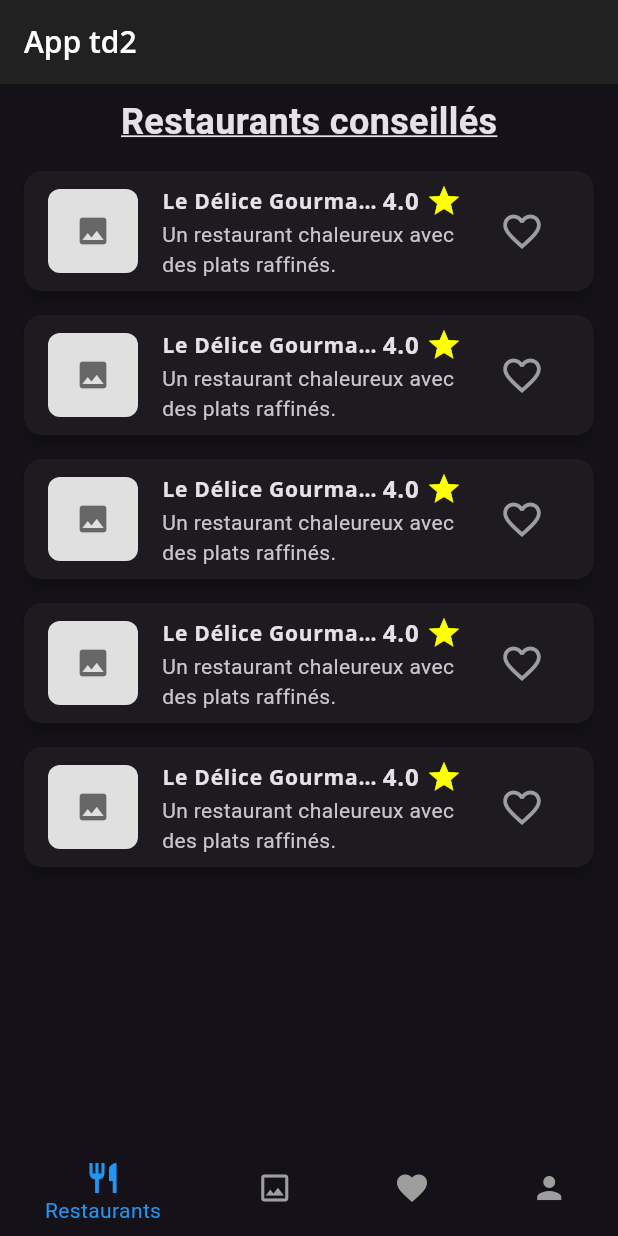
After one commit to Emir-de-la-moquette/SAE-Restaurant-Mobile, a Flutter app: the ListeResto screen opened by its route, on a phone screen of 412 x 824 dp. The commit adds this screen. Run offline on Flutter 3.47's test engine with Material 3 defaults, Android fonts, the phone set to English and light mode, and no system bars; our stand-ins replace flutter_form_builder, flutter_rating_bar, form_builder_validators, go_router, google_fonts, settings_ui and 3 more; accounts and stored records are empty.

Commit message:
Affichage sous forme de carte des restaurants et des favoris, non lié à la BD

```diff
--- a/lib/UI/commentaire_ui.dart
+++ b/lib/UI/commentaire_ui.dart
@@ -1,5 +1,6 @@
 import 'package:flutter/material.dart';
-import 'package:my_little_food/models/note.dart';
+
+import '../models/note.dart';
 
 class CommentaireUI extends StatelessWidget {
   final List<Note> notes;
--- /dev/null
+++ b/lib/UI/liste_resto.dart
@@ -0,0 +1,249 @@
+import 'package:flutter/material.dart';
+import '../models/note.dart';
+import '../models/restaurant.dart';
+
+class ListeResto extends StatefulWidget {
+  @override
+  _ListeRestoState createState() => _ListeRestoState();
+}
+
+class _ListeRestoState extends State<ListeResto> {
+  final List<Restaurant> restos = [
+    Restaurant(
+      osmId: 1,
+      nomRestaurant: "Le Délice Gourmand",
+      description: "Un restaurant chaleureux avec des plats raffinés.",
+      region: "Île-de-France",
+      departement: "Paris",
+      ville: "Paris",
+      latitude: 48.8566,
+      longitude: 2.3522,
+      siteWeb: "www.ledelicegourmand.com",
+      facebook: "facebook.com/ledelicegourmand",
+      telRestaurant: "+33 1 23 45 67 89",
+      nbEtoiles: 4,
+      capacite: 50,
+      fumeur: false,
+      drive: true,
+      aEmporter: true,
+      livraison: true,
+      vegetarien: true,
+      horairesOuverture: "10h - 23h",
+      cuisines: ["Française", "Italienne"],
+      notes: [
+        Note(
+          mail: "client1@example.com",
+          note: 5,
+          commentaire: "Excellent restaurant, service impeccable !",
+          date: "2025-03-22",
+          nomAuteur: "Dupont",
+          prenomAuteur: "Jean",
+        ),
+      ],
+    ),Restaurant(
+      osmId: 1,
+      nomRestaurant: "Le Délice Gourmand",
+      description: "Un restaurant chaleureux avec des plats raffinés.",
+      region: "Île-de-France",
+      departement: "Paris",
+      ville: "Paris",
+      latitude: 48.8566,
+      longitude: 2.3522,
+      siteWeb: "www.ledelicegourmand.com",
+      facebook: "facebook.com/ledelicegourmand",
+      telRestaurant: "+33 1 23 45 67 89",
+      nbEtoiles: 4,
+      capacite: 50,
+      fumeur: false,
+      drive: true,
+      aEmporter: true,
+      livraison: true,
+      vegetarien: true,
+      horairesOuverture: "10h - 23h",
+      cuisines: ["Française", "Italienne"],
+      notes: [
+        Note(
+          mail: "client1@example.com",
+          note: 5,
+          commentaire: "Excellent restaurant, service impeccable !",
+          date: "2025-03-22",
+          nomAuteur: "Dupont",
+          prenomAuteur: "Jean",
+        ),
+      ],
+    ),Restaurant(
+      osmId: 1,
+      nomRestaurant: "Le Délice Gourmand",
+      description: "Un restaurant chaleureux avec des plats raffinés.",
+      region: "Île-de-France",
+      departement: "Paris",
+      ville: "Paris",
+      latitude: 48.8566,
+      longitude: 2.3522,
+      siteWeb: "www.ledelicegourmand.com",
+      facebook: "facebook.com/ledelicegourmand",
+      telRestaurant: "+33 1 23 45 67 89",
+      nbEtoiles: 4,
+      capacite: 50,
+      fumeur: false,
+      drive: true,
+      aEmporter: true,
+      livraison: true,
+      vegetarien: true,
+      horairesOuverture: "10h - 23h",
+      cuisines: ["Française", "Italienne"],
+      notes: [
+        Note(
+          mail: "client1@example.com",
+          note: 5,
+          commentaire: "Excellent restaurant, service impeccable !",
+          date: "2025-03-22",
+          nomAuteur: "Dupont",
+          prenomAuteur: "Jean",
+        ),
+      ],
+    ),Restaurant(
+      osmId: 1,
+      nomRestaurant: "Le Délice Gourmand",
+      description: "Un restaurant chaleureux avec des plats raffinés.",
+      region: "Île-de-France",
+      departement: "Paris",
+      ville: "Paris",
+      latitude: 48.8566,
+      longitude: 2.3522,
+      siteWeb: "www.ledelicegourmand.com",
+      facebook: "facebook.com/ledelicegourmand",
+      telRestaurant: "+33 1 23 45 67 89",
+      nbEtoiles: 4,
+      capacite: 50,
+      fumeur: false,
+      drive: true,
+      aEmporter: true,
+      livraison: true,
+      vegetarien: true,
+      horairesOuverture: "10h - 23h",
+      cuisines: ["Française", "Italienne"],
+      notes: [
+        Note(
+          mail: "client1@example.com",
+          note: 5,
+          commentaire: "Excellent restaurant, service impeccable !",
+          date: "2025-03-22",
+          nomAuteur: "Dupont",
+          prenomAuteur: "Jean",
+        ),
+      ],
+    ),Restaurant(
+      osmId: 1,
+      nomRestaurant: "Le Délice Gourmand",
+      description: "Un restaurant chaleureux avec des plats raffinés.",
+      region: "Île-de-France",
+      departement: "Paris",
+      ville: "Paris",
+      latitude: 48.8566,
+      longitude: 2.3522,
+      siteWeb: "www.ledelicegourmand.com",
+      facebook: "facebook.com/ledelicegourmand",
+      telRestaurant: "+33 1 23 45 67 89",
+      nbEtoiles: 4,
+      capacite: 50,
+      fumeur: false,
+      drive: true,
+      aEmporter: true,
+      livraison: true,
+      vegetarien: true,
+      horairesOuverture: "10h - 23h",
+      cuisines: ["Française", "Italienne"],
+      notes: [
+        Note(
+          mail: "client1@example.com",
+          note: 5,
+          commentaire: "Excellent restaurant, service impeccable !",
+          date: "2025-03-22",
+          nomAuteur: "Dupont",
+          prenomAuteur: "Jean",
+        ),
+      ],
+    )
+    // Ajoute d'autres restaurants si nécessaire
+  ];
+
+  @override
+  Widget build(BuildContext context) {
+    return Column(
+      children: [
+        Padding(
+          padding: const EdgeInsets.all(8.0),
+          child: Text(
+            "Restaurants conseillés",
+            style: TextStyle(
+              fontSize: 24,
+              fontWeight: FontWeight.bold,
+              decoration: TextDecoration.underline,
+            ),
+          ),
+        ),
+        Expanded(
+          child: ListView.builder(
+            itemCount: restos.length,
+            itemBuilder: (context, index) {
+              final restaurant = restos[index];
+              return Card(
+                elevation: 4,
+                margin: EdgeInsets.symmetric(vertical: 8, horizontal: 16),
+                child: ListTile(
+                  leading: Container(
+                    width: 60,
+                    height: 60,
+                    decoration: BoxDecoration(
+                      color: Colors.grey[300],
+                      borderRadius: BorderRadius.circular(8),
+                    ),
+                    alignment: Alignment.center,
+                    child: Icon(Icons.image, color: Colors.black54),
+                  ),
+                  title: Row(
+                    children: [
+                      Expanded(
+                        child: Text(
+                          restaurant.nomRestaurant,
+                          style: TextStyle(fontWeight: FontWeight.bold),
+                          overflow: TextOverflow.ellipsis,
+                        ),
+                      ),
+                      Text(
+                        "${restaurant.nbEtoiles} ",
+                        style: TextStyle(fontSize: 16),
+                      ),
+                      Icon(Icons.star, color: Colors.yellowAccent),
+                    ],
+                  ),
+                  subtitle: Text(
+                    restaurant.description,
+                    maxLines: 2,
+                    overflow: TextOverflow.ellipsis,
+                  ),
+                  trailing: IconButton(
+                    icon: Icon(
+                      restaurant.isFavorite ? Icons.favorite : Icons.favorite_border,
+                      color: restaurant.isFavorite ? Colors.red : Colors.grey,
+                      size: 30.0,
+                    ),
+                    onPressed: () {
+                      setState(() {
+                        restaurant.isFavorite = !restaurant.isFavorite;
+                      });
+                    },
+                  ),
+                  onTap: (){
+                    //redirection vers RestaurantUI de ce resto
+                  },
+                ),
+              );
+            },
+          ),
+        ),
+      ],
+    );
+  }
+}
--- a/lib/main.dart
+++ b/lib/main.dart
@@ -4,7 +4,9 @@
 import 'package:provider/provider.dart';
 import 'package:sqflite_common_ffi_web/sqflite_ffi_web.dart';
 import 'package:td2/UI/home.dart';
+import 'package:td2/UI/liste_favori.dart';
 import 'package:td2/UI/mytheme.dart';
+import 'package:td2/UI/restaurant_ui.dart';
 import 'package:td2/viewmodels/settingsviewmodels.dart';
 import 'package:td2/viewmodels/taskviewmodels.dart';
 import 'dart:async';
@@ -14,8 +16,9 @@
 
 import 'UI/card1.dart';
 import 'UI/card2.dart';
-import 'UI/card3.dart';
+//import 'UI/card3.dart';
 import 'UI/connect.dart';
+import 'UI/liste_resto.dart';
 import 'UI/settings.dart';
 
 Future<void> main() async {
@@ -57,17 +60,17 @@
         GoRoute(
           name: 'favoris',
           path: '/favoris',
-          builder: (context, state) => Ecran3(),
+          builder: (context, state) => ListeFavori(),
         ),
         GoRoute(
           name: 'restaurants',
           path: '/restaurant',
-          builder: (context, state) => Ecran3(),
+          builder: (context, state) => ListeResto(),
         ),
         GoRoute(
           name: 'restaurant',
           path: '/restaurant/:id',
-          builder: (context, state) => Ecran3(),
+          builder: (context, state) => RestaurantUI(),
         ),
         GoRoute(
           name: 'images',
```
Also changed, not shown: lib/UI/liste_favori.dart (added, +249 -0 lines), lib/UI/restaurant_ui.dart (+25 -22 lines), lib/models/restaurant.dart (+7 -0 lines), pubspec.lock, 1 other file.
